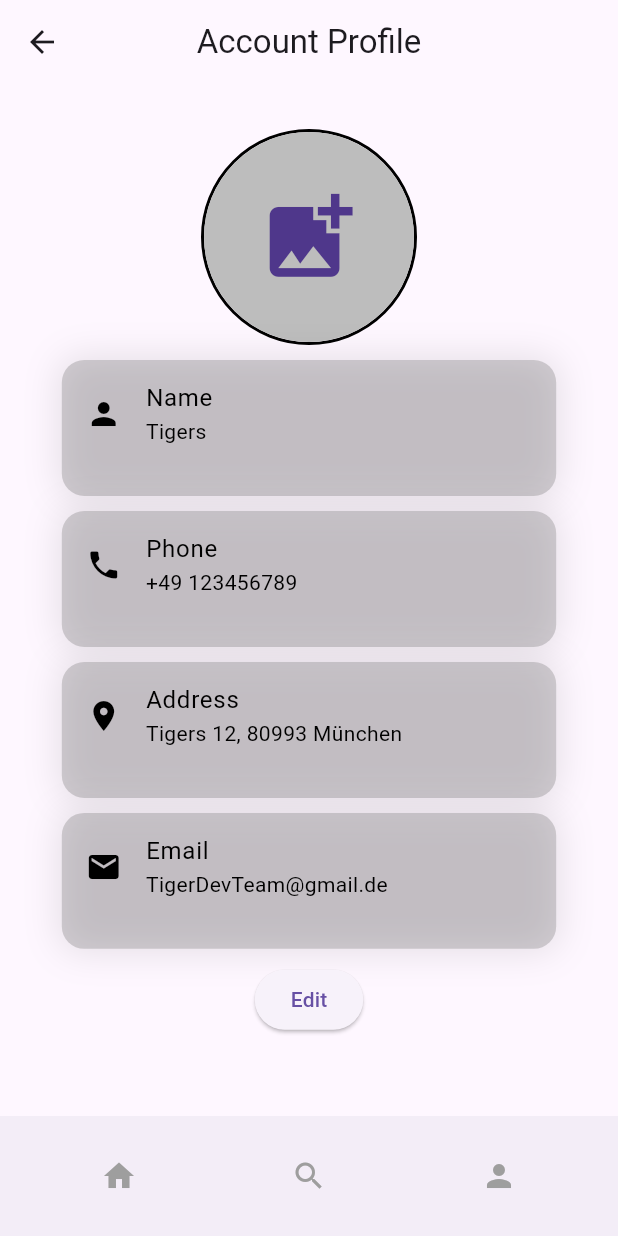
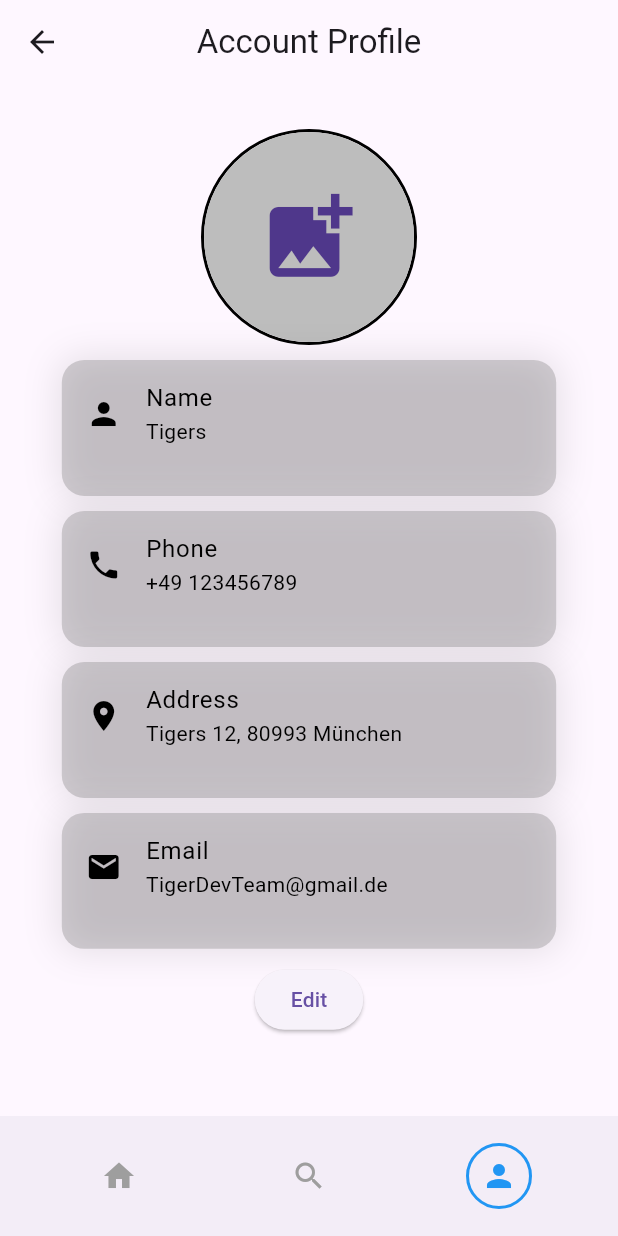
Before and after one commit to anwendungsprojektfom/anwendungsprojekt_fom, a Flutter app: the screen it shows after launch, item 3 of the bottom bar chosen, after a tap on the "settings" icon, on a phone screen of 412 x 824 dp. Run offline on Flutter 3.47's test engine with Material 3 defaults, Android fonts, the phone set to English and light mode, and no system bars; our stand-ins replace cloud_firestore, firebase_auth, firebase_core, image_picker, logger, photo_view and 1 more; missing offline and left inert: stream_chat_flutter; accounts and stored records are empty.

Commit message:
Update iOS project, dart fix and dart format and minor issues

```diff
--- a/sth_app/lib/main.dart
+++ b/sth_app/lib/main.dart
@@ -6,6 +6,7 @@ import 'package:firebase_core/firebase_core.dart';
 import 'package:sth_app/pages/homescreen/homescreen.dart';
 import 'package:sth_app/pages/loadingscreen/loadingscreen.dart';
 import 'package:sth_app/pages/profilescreen/profilescreen.dart';
+import 'package:sth_app/pages/profilescreen/settings.dart';
 import 'package:sth_app/pages/searchscreen/searchscreen.dart';
 import 'package:stream_chat_flutter/stream_chat_flutter.dart';
 import 'package:sth_app/firebase_options.dart';
@@ -58,6 +59,7 @@ class SthApp extends StatelessWidget {
             '/channelscreen': (context) => ChannelListPage(client: client),
             '/profilescreen': (context) => const ProfileScreen(),
             '/searchscreen': (context) => const SearchScreen(),
+            '/settingsscreen': (context) => const SettingsScreen(),
           },
           builder: (context, child) {
             final currentRouteName = ModalRoute.of(context)?.settings.name;
--- a/sth_app/lib/pages/chatscreen/channelscreen.dart
+++ b/sth_app/lib/pages/chatscreen/channelscreen.dart
@@ -39,7 +39,7 @@ class _ChannelListPageState extends State<ChannelListPage> {
           onRefresh: _controller.refresh,
           child: StreamChannelListView(
             controller: _controller,
-            onChannelTap: (channel) => Navigator.push(
+            onChannelTap: (channel) => Navigator.pushReplacement(
               context,
               MaterialPageRoute(
                 builder: (_) => StreamChannel(
--- a/sth_app/lib/pages/profilescreen/profilescreen.dart
+++ b/sth_app/lib/pages/profilescreen/profilescreen.dart
@@ -3,7 +3,6 @@ import 'package:flutter/material.dart';
 import 'package:photo_view/photo_view.dart';
 import 'package:sth_app/technical/technical.dart';
 import 'package:shared_preferences/shared_preferences.dart';
-
 
 // Enum for different display modes
 enum DisplayMode { images, videos }
@@ -84,7 +83,7 @@ class _ProfileScreenState extends State<ProfileScreen> {
     Size size = MediaQuery.of(context).size;
     List<String> itemsToDisplay = _displayMode == DisplayMode.images ? _imagePaths : [];
     return Scaffold(
-      appBar: const CustomAppBar(title: 'Profile Page', onBack: true, showChatIcon: false, showSettings: true),
+      appBar: const CustomAppBar(title: 'Profile Page', onBack: false, showChatIcon: false, showSettings: true),
       body: Stack(
         children: [
           Column(
@@ -95,7 +94,7 @@ class _ProfileScreenState extends State<ProfileScreen> {
                 color: Colors.white,
                 child: Column(
                   children: [
-                    SizedBox(height: 1),
+                    const SizedBox(height: 1),
                     CircleAvatar(
                       radius: 48,
                       backgroundColor: Colors.black,
@@ -111,8 +110,8 @@ class _ProfileScreenState extends State<ProfileScreen> {
                         ),
                       ),
                     ),
-                    SizedBox(height: 15),
-                    Text(
+                    const SizedBox(height: 15),
+                    const Text(
                       "Fit",
                       style: TextStyle(
                         fontWeight: FontWeight.bold,
@@ -120,8 +119,8 @@ class _ProfileScreenState extends State<ProfileScreen> {
                         color: Colors.black,
                       ),
                     ),
-                    SizedBox(height: 4),
-                    Text(
+                    const SizedBox(height: 4),
+                    const Text(
                       "Flutter Developer",
                       style: TextStyle(
                         fontWeight: FontWeight.bold,
@@ -192,7 +191,7 @@ class _ProfileScreenState extends State<ProfileScreen> {
         ],
       ),
       bottomNavigationBar: const CustomBottomNavigationBar(
-        currentIndex: 3,
+        currentIndex: 2,
       ),
     );
   }
--- a/sth_app/lib/pages/profilescreen/settings.dart
+++ b/sth_app/lib/pages/profilescreen/settings.dart
@@ -100,7 +100,7 @@ class _SettingsScreenState extends State<SettingsScreen> {
   @override
   Widget build(BuildContext context) {
     return Scaffold(
-      appBar: const CustomAppBar(title: 'Account Profile', onBack: false, showChatIcon: false, showSettings: false),
+      appBar: const CustomAppBar(title: 'Account Profile', onBack: true, showChatIcon: false, showSettings: false),
       body: SingleChildScrollView(
         child: Padding(
           padding: const EdgeInsets.all(20),
@@ -259,7 +259,7 @@ class _SettingsScreenState extends State<SettingsScreen> {
       bottomNavigationBar: _isEditing
           ? null
           : const CustomBottomNavigationBar(
-              currentIndex: 3), // Navigation element displayed only when not in editing mode
+              currentIndex: 2), // Navigation element displayed only when not in editing mode
     );
   }
 
--- a/sth_app/lib/pages/searchscreen/searchscreen.dart
+++ b/sth_app/lib/pages/searchscreen/searchscreen.dart
@@ -17,7 +17,8 @@ class _SearchScreenState extends State<SearchScreen> {
       appBar: const CustomAppBar(
         title: 'Search',
         onBack: false,
-        showChatIcon: false, showSettings: false,
+        showChatIcon: false,
+        showSettings: false,
       ),
       body: Column(
         children: [
--- a/sth_app/lib/technical/custom_app_bar/custom_app_bar.dart
+++ b/sth_app/lib/technical/custom_app_bar/custom_app_bar.dart
@@ -2,10 +2,9 @@ import 'package:flutter/material.dart';
 import 'package:sth_app/main.dart';
 import 'package:sth_app/pages/chatscreen/channelscreen.dart';
 import 'package:sth_app/pages/homescreen/homescreen.dart';
+import 'package:sth_app/pages/profilescreen/profilescreen.dart';
 import 'package:sth_app/technical/technical.dart';
 import 'package:stream_chat_flutter/stream_chat_flutter.dart';
-import 'package:sth_app/pages/profilescreen/settings.dart';
-
 
 class CustomAppBar extends StatefulWidget implements PreferredSizeWidget {
   final String title;
@@ -38,7 +37,11 @@ class _CustomAppBarState extends State<CustomAppBar> {
           ? IconButton(
               icon: const Icon(Icons.arrow_back),
               onPressed: () {
-                Navigator.pushReplacement(context, CustomPageRoute(builder: (context) => const HomeScreen()));
+                if (ModalRoute.of(context)?.settings.name == '/settingsscreen') {
+                  Navigator.pushReplacement(context, CustomPageRoute(builder: (context) => const ProfileScreen()));
+                } else {
+                  Navigator.pushReplacement(context, CustomPageRoute(builder: (context) => const HomeScreen()));
+                }
               },
             )
           : null,
@@ -65,10 +68,7 @@ class _CustomAppBarState extends State<CustomAppBar> {
           IconButton(
             icon: const Icon(Icons.settings),
             onPressed: () {
-              Navigator.push(
-                context,
-                MaterialPageRoute(builder: (context) => const SettingsScreen()),
-              );
+              Navigator.pushReplacementNamed(context, '/settingsscreen');
             },
           ),
       ],
```
Also changed, not shown: sth_app/lib/pages/chatscreen/chatscreen.dart (line endings or trailing spaces), sth_app/lib/pages/homescreen/homescreen.dart (line endings or trailing spaces), 1 other file.
